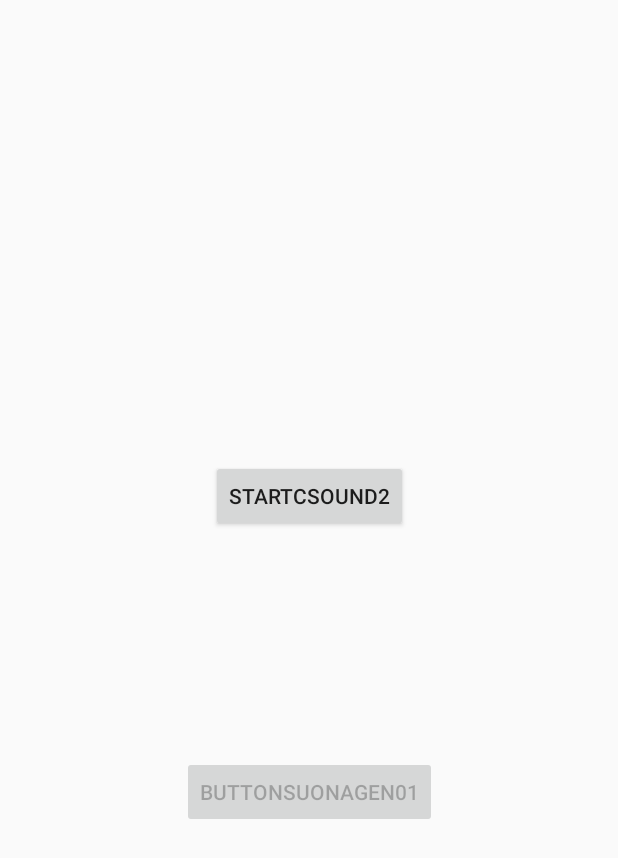
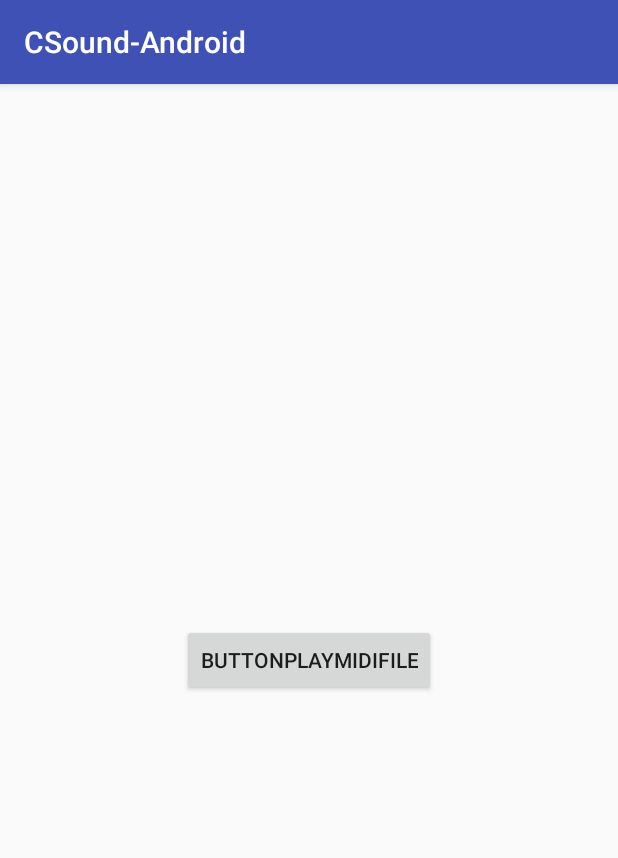
Before and after one commit to strapparts/CSound-Android, an Android app: the screen it shows after launch (Example3 before the commit, Example4 after it), after a tap on "BUTTONGEN01", on a phone screen of 412 x 824 dp. Shown: the top 858 px of the screen. Run offline under Robolectric (Android 15) with nearby library versions, the phone set to English and light mode, and no system bars; libraries missing offline, so code that uses them is left out: csnd6.controlChannelType; 1 statement that could not run was skipped.

Commit message:
joint example4 with read midi file

```diff
--- /dev/null
+++ b/app/src/main/java/com/strapparts/csound_android/Example4.java
@@ -0,0 +1,113 @@
+package com.strapparts.csound_android;
+
+import android.content.res.AssetManager;
+import android.support.v7.app.AppCompatActivity;
+import android.os.Bundle;
+import android.util.Log;
+import android.view.View;
+import android.widget.Button;
+
+import com.csounds.CsoundObj;
+import com.csounds.bindings.ui.CsoundUI;
+
+import java.io.File;
+import java.io.FileOutputStream;
+import java.io.IOException;
+import java.io.InputStream;
+import java.io.OutputStream;
+
+public class Example4 extends AppCompatActivity {
+
+    private CsoundObj csoundObj;                            //state a CsoundObj
+    CsoundUI csoundUI = null;                               //states CsoundUI and close evenctually a precedent CsoundUI object and states a CsoundUI object
+
+    Button playMidi; //state button
+
+
+
+    private void copyFilesToInternalStorage(){
+        //copyFileOrDir(""); // utilizzata procedura di copia modificata a partire da quella che copia nella memoria esterna
+
+        ///// PICCOLA PROCEDURA CHE ELENCA I FILE CONTENUTI NELLA MEMORIA INTERNA, UTILIZZATA PER IL DEBUG LA LASCIO IN CASO SERVA
+        /*
+        if (getFilesDir().list().length==0){
+            Log.i("tag", "memoria interna vuota");
+        } else {
+            for (String filename : getFilesDir().list()) {
+                Log.i("tag", filename);
+            }
+        }
+        */
+
+
+        //////////////////////////////////////////////////////////////////////////
+        //PROCEDURA DI COPIA DEI FILE FATTA DA ANTONIO, FUNZIONANTE
+
+        Log.i("debug","inizio procedura");
+        String path = getFilesDir() + getString(R.string.relative_path);           //variabile con il percorso in cui copiare i file, getFilesDir() è il percorso della memoria interna dell'app
+        Log.i("debug","path="+path);
+        File dir=new File(path);                            //istanziamento del percorso come oggetto in modo da poter usare il metodo exists()
+        try {
+            if (!dir.exists()) {                                 //controllo esistenza directory: se non esiste procedo alla copia dei file
+                Log.i("tag", "creazione cartella avviata");
+                if (!dir.mkdirs()) {                               //creazione cartella "voices"
+                    Log.i("tag", "creazione cartella non riuscita");
+                } else {
+                    //procedura di copia di tutti gli asset nella directory interna
+                    AssetManager assetManager = this.getAssets();            //inizializzazione asset manager
+                    String[] assets = {"do_la_re.mid", "marmstk1.wav", "read_midi_file.csd"};  //definizione array che contiene i nomi dei file da copiare
+                    InputStream in;                              //definizioni input e output stream per la copia dei file
+                    OutputStream out;
+
+                    for (String filename:assets) {                   //ciclo for per scorrere l'elenco
+                        Log.i("tag", "copyFile() " + filename + " to " + path + filename);
+                        in = assetManager.open(filename);                   //caricamento nell'inputstream del file dagli assets
+                        out = new FileOutputStream(path+filename);        //creazione di un outputstream per il file da creare nella memoria interna
+                        byte[] buffer = new byte[1024];                     //procedura di copia byte per byte del file
+                        int read;
+                        while ((read = in.read(buffer)) != -1) {
+                            out.write(buffer, 0, read);
+                        }
+                        in.close();                                         //pulizia e azzeramento degli stream
+                        out.flush();
+                        out.close();
+                    }
+                }
+            }
+            else{
+                Log.i("debug","cartella già esistente, chiusura procedura");
+            }
+        }
+        catch (IOException e) {
+            Log.e("tag", "I/O Exception", e);
+        }
+
+        //FINE PROCEDURA COPIA ANTONIO
+        ////////////////////////////////////////////
+    }
+
+
+
+
+    @Override
+    protected void onCreate(Bundle savedInstanceState) {
+        super.onCreate(savedInstanceState);
+        setContentView(R.layout.activity_example4);
+
+        csoundObj = new CsoundObj();                                    //create csound object
+        csoundUI = new CsoundUI(csoundObj);                             //create binding object
+
+        copyFilesToInternalStorage();                                   //avvia procedura copia
+
+        playMidi = (Button) findViewById(R.id.button14);
+        playMidi.setOnClickListener(new View.OnClickListener() {
+            @Override
+            public void onClick(View v) {
+
+                csoundObj.startCsound(new File(getFilesDir() + getString(R.string.relative_path) + "read_midi_file.csd"));  //inserito percorso memoria interna per il file csd
+
+            }
+        });
+
+    }
+}
--- a/app/src/main/java/com/strapparts/csound_android/MainActivity.java
+++ b/app/src/main/java/com/strapparts/csound_android/MainActivity.java
@@ -9,7 +9,7 @@
 
 public class MainActivity extends AppCompatActivity {
 
-    Button buttonToPageOne, buttonToPageTwo, buttonToPageThree; //declare buttons
+    Button buttonToPageOne, buttonToPageTwo, buttonToPageThree, buttonToPageFour; //declare buttons
 
     @Override
     protected void onCreate(Bundle savedInstanceState) {
@@ -19,6 +19,7 @@
         buttonToPageOne = (Button) findViewById(R.id.button1);   //connect java button to xml button image widget
         buttonToPageTwo = (Button) findViewById(R.id.button8);   //connect java button to xml button image widget
         buttonToPageThree = (Button) findViewById(R.id.button9);   //connect java button to xml button image widget
+        buttonToPageFour = (Button) findViewById(R.id.button11);   //connect java button to xml button image widget
 
         buttonToPageOne.setOnClickListener(new View.OnClickListener() { //prepare button to action
             @Override
@@ -39,7 +40,15 @@
         buttonToPageThree.setOnClickListener(new View.OnClickListener() {
             @Override
             public void onClick(View v) {
-                Intent gotoplay1 = new Intent(getApplicationContext(), Example3.class); //prepare and start the activity "Example2"
+                Intent gotoplay1 = new Intent(getApplicationContext(), Example3.class); //prepare and start the activity "Example3"
+                startActivity(gotoplay1);
+            }
+        });
+
+        buttonToPageFour.setOnClickListener(new View.OnClickListener() {
+            @Override
+            public void onClick(View v) {
+                Intent gotoplay1 = new Intent(getApplicationContext(), Example4.class); //prepare and start the activity "Example4"
                 startActivity(gotoplay1);
             }
         });
--- /dev/null
+++ b/app/src/main/res/layout/activity_example4.xml
@@ -0,0 +1,22 @@
+<?xml version="1.0" encoding="utf-8"?>
+<android.support.constraint.ConstraintLayout xmlns:android="http://schemas.android.com/apk/res/android"
+    xmlns:app="http://schemas.android.com/apk/res-auto"
+    xmlns:tools="http://schemas.android.com/tools"
+    android:layout_width="match_parent"
+    android:layout_height="match_parent"
+    tools:context="com.strapparts.csound_android.Example4">
+
+    <Button
+        android:id="@+id/button14"
+        android:layout_width="wrap_content"
+        android:layout_height="wrap_content"
+        android:text="@string/buttonPlayMidiFile"
+        app:layout_constraintTop_toTopOf="parent"
+        android:layout_marginTop="8dp"
+        android:layout_marginLeft="8dp"
+        app:layout_constraintLeft_toLeftOf="parent"
+        android:layout_marginRight="8dp"
+        app:layout_constraintRight_toRightOf="parent"
+        app:layout_constraintBottom_toBottomOf="parent"
+        android:layout_marginBottom="8dp" />
+</android.support.constraint.ConstraintLayout>
--- a/app/src/main/res/values/strings.xml
+++ b/app/src/main/res/values/strings.xml
@@ -24,5 +24,7 @@
     <string name="violin_clef2">violin_clef2</string>
     <string name="c5image">c5image</string>
     <string name="textviewhz">TextViewHz</string>
+    <string name="buttonMidiFile">ButtonMidiFile</string>
+    <string name="buttonPlayMidiFile">ButtonPlayMidiFile</string>
 
 </resources>
```
Also changed, not shown: app/src/main/AndroidManifest.xml (+12 -9 lines), app/src/main/res/layout/activity_main.xml (+23 -5 lines), 4 other files.
